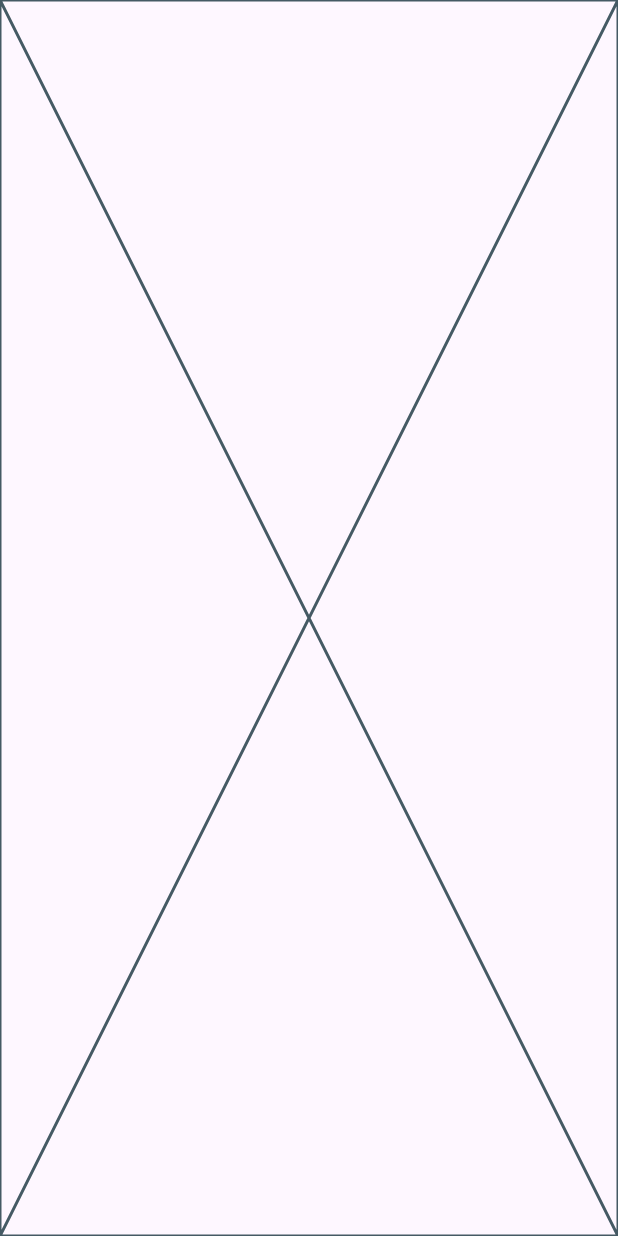
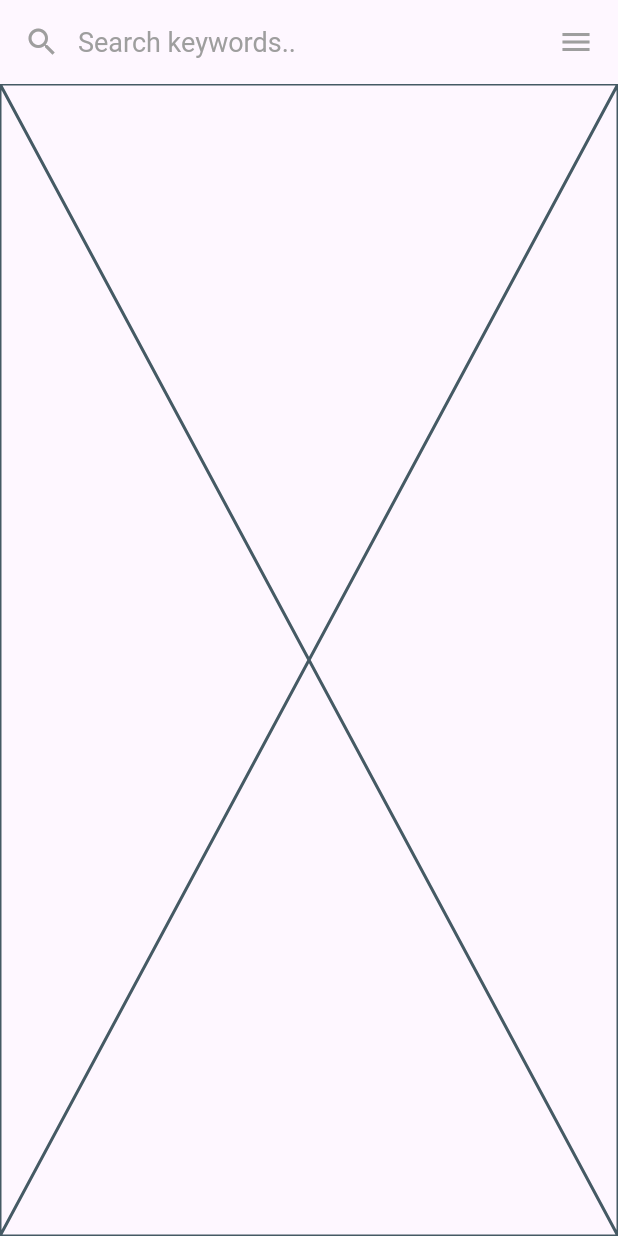
Before and after one commit to mahmoud-bayoumi/ecommerce_task_app, a Flutter app: the screen it shows after launch, on a phone screen of 412 x 824 dp. Run offline on Flutter 3.47's test engine with Material 3 defaults, Android fonts, the phone set to English and light mode, and no system bars.

Commit message:
create ecommerce view appbar

```diff
--- a/lib/views/ecommerce_view.dart
+++ b/lib/views/ecommerce_view.dart
@@ -6,6 +6,28 @@ class EcommerceView extends StatelessWidget {
   @override
   Widget build(BuildContext context) {
     return Scaffold(
+      appBar: AppBar(
+        title: Row(
+          children: [
+            Icon(
+              Icons.search,
+              color: Colors.grey,
+            ),
+            SizedBox(
+              width: 12,
+            ),
+            Text(
+              'Search keywords..',
+              style: TextStyle(color: Colors.grey, fontSize: 18),
+            ),
+            Spacer(),
+            Icon(
+              Icons.menu,
+              color: Colors.grey,
+            ),
+          ],
+        ),
+      ),
       body: Placeholder(),
     );
   }
```
